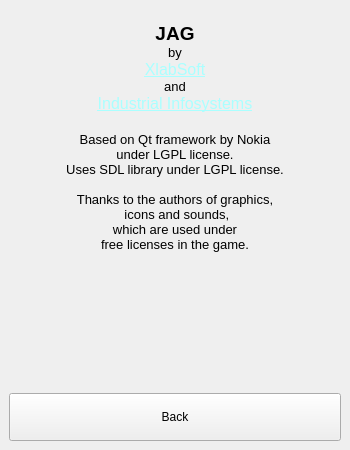
coringao/jag, file src/menu.ui: the form before one commit.
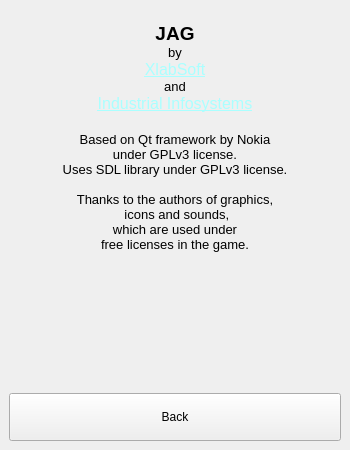
The form after the commit. The open tabs and pages were chosen to show the change. Icons and pictures are not drawn.

```diff
--- a/src/menu.ui
+++ b/src/menu.ui
@@ -1377,8 +1377,8 @@
 &lt;p align=&quot;center&quot; style=&quot; margin-top:0px; margin-bottom:0px; margin-left:0px; margin-right:0px; -qt-block-indent:0; text-indent:0px;&quot;&gt;&lt;a href=&quot;http://www.ii-system.com&quot;&gt;&lt;span style=&quot; font-size:12pt; text-decoration: underline; color:#aaffff;&quot;&gt;Industrial Infosystems&lt;/span&gt;&lt;/a&gt;&lt;/p&gt;
 &lt;p align=&quot;center&quot; style=&quot;-qt-paragraph-type:empty; margin-top:0px; margin-bottom:0px; margin-left:0px; margin-right:0px; -qt-block-indent:0; text-indent:0px; font-size:12pt;&quot;&gt;&lt;/p&gt;
 &lt;p align=&quot;center&quot; style=&quot; margin-top:0px; margin-bottom:0px; margin-left:0px; margin-right:0px; -qt-block-indent:0; text-indent:0px;&quot;&gt;&lt;span style=&quot; font-size:10pt;&quot;&gt;Based on Qt framework by Nokia&lt;/span&gt;&lt;/p&gt;
-&lt;p align=&quot;center&quot; style=&quot; margin-top:0px; margin-bottom:0px; margin-left:0px; margin-right:0px; -qt-block-indent:0; text-indent:0px;&quot;&gt;&lt;span style=&quot; font-size:10pt;&quot;&gt;under LGPL license.&lt;/span&gt;&lt;/p&gt;
-&lt;p align=&quot;center&quot; style=&quot; margin-top:0px; margin-bottom:0px; margin-left:0px; margin-right:0px; -qt-block-indent:0; text-indent:0px;&quot;&gt;&lt;span style=&quot; font-size:10pt;&quot;&gt;Uses SDL library under LGPL license.&lt;/span&gt;&lt;/p&gt;
+&lt;p align=&quot;center&quot; style=&quot; margin-top:0px; margin-bottom:0px; margin-left:0px; margin-right:0px; -qt-block-indent:0; text-indent:0px;&quot;&gt;&lt;span style=&quot; font-size:10pt;&quot;&gt;under GPLv3 license.&lt;/span&gt;&lt;/p&gt;
+&lt;p align=&quot;center&quot; style=&quot; margin-top:0px; margin-bottom:0px; margin-left:0px; margin-right:0px; -qt-block-indent:0; text-indent:0px;&quot;&gt;&lt;span style=&quot; font-size:10pt;&quot;&gt;Uses SDL library under GPLv3 license.&lt;/span&gt;&lt;/p&gt;
 &lt;p align=&quot;center&quot; style=&quot;-qt-paragraph-type:empty; margin-top:0px; margin-bottom:0px; margin-left:0px; margin-right:0px; -qt-block-indent:0; text-indent:0px; font-size:10pt;&quot;&gt;&lt;/p&gt;
 &lt;p align=&quot;center&quot; style=&quot; margin-top:0px; margin-bottom:0px; margin-left:0px; margin-right:0px; -qt-block-indent:0; text-indent:0px;&quot;&gt;&lt;span style=&quot; font-size:10pt;&quot;&gt;Thanks to the authors of graphics,&lt;/span&gt;&lt;/p&gt;
 &lt;p align=&quot;center&quot; style=&quot; margin-top:0px; margin-bottom:0px; margin-left:0px; margin-right:0px; -qt-block-indent:0; text-indent:0px;&quot;&gt;&lt;span style=&quot; font-size:10pt;&quot;&gt; icons and sounds,&lt;/span&gt;&lt;/p&gt;
```
